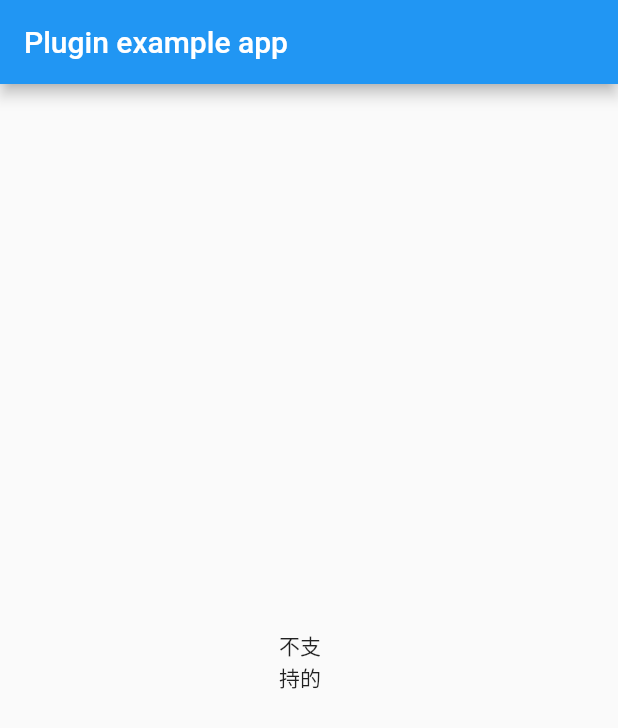
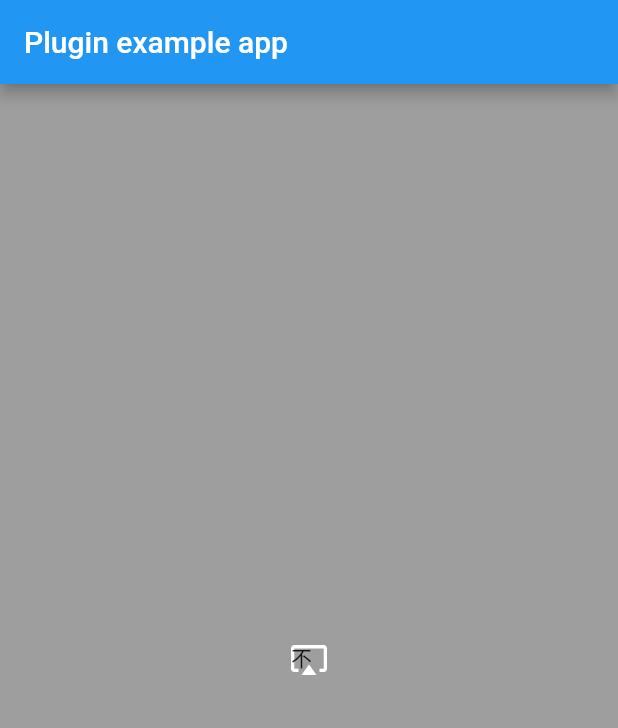
Before and after one commit to nksteven/FlutterAirplayPlugin, a Flutter app: the screen it shows after launch, on a phone screen of 412 x 824 dp. Shown: the top 728 px of the screen. Run offline on Flutter 3.47's test engine with Material 2 defaults, Android fonts, the phone set to English and light mode, and no system bars.

Commit message:
support for customization

```diff
--- a/example/lib/main.dart
+++ b/example/lib/main.dart
@@ -46,15 +46,26 @@ class _MyAppState extends State<MyApp> {
   Widget build(BuildContext context) {
     return MaterialApp(
       home: Scaffold(
+        backgroundColor: Colors.grey,
         appBar: AppBar(
           title: const Text('Plugin example app'),
         ),
         body: Center(
 //          child: Text('Running on: $_platformVersion\n'),
-          child: Container(
-            width: 40,
-            height: 40,
-            child: PlatformRoutePickerView(),
+          child: Stack(
+            alignment: Alignment.center,
+            children: <Widget>[
+              Image.asset(
+                "assets/images/airplay.png",
+                width: 24,
+                height: 24,
+              ),
+              Container(
+                width: 24,
+                height: 24,
+                child: PlatformRoutePickerView(),
+              ),
+            ],
           ),
         ),
       ),
--- a/example/pubspec.yaml
+++ b/example/pubspec.yaml
@@ -32,7 +32,8 @@ flutter:
   uses-material-design: true
 
   # To add assets to your application, add an assets section, like this:
-  # assets:
+  assets:
+      - assets/images/airplay.png
   #  - images/a_dot_burr.jpeg
   #  - images/a_dot_ham.jpeg
 
```
Also changed, not shown: example/assets/images/airplay.png (added), 2 other files.
